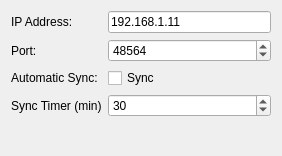
Old version of the form src/view/prefs_base.ui in the repository machtelik/kdroid-desktop.
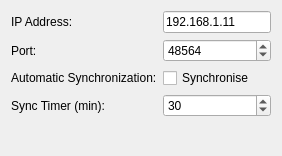
New version of the form.

```diff
--- a/src/view/prefs_base.ui
+++ b/src/view/prefs_base.ui
@@ -38,7 +38,7 @@
    <item row="2" column="1">
     <widget class="QCheckBox" name="kcfg_auto_sync">
      <property name="text">
-      <string>Sync</string>
+      <string>Synchronise</string>
      </property>
     </widget>
    </item>
@@ -61,14 +61,14 @@
    <item row="2" column="0">
     <widget class="QLabel" name="label">
      <property name="text">
-      <string>Automatic Sync:</string>
+      <string>Automatic Synchronization:</string>
      </property>
     </widget>
    </item>
    <item row="3" column="0">
     <widget class="QLabel" name="label_2">
      <property name="text">
-      <string>Sync Timer (min)</string>
+      <string>Sync Timer (min):</string>
      </property>
     </widget>
    </item>
```
